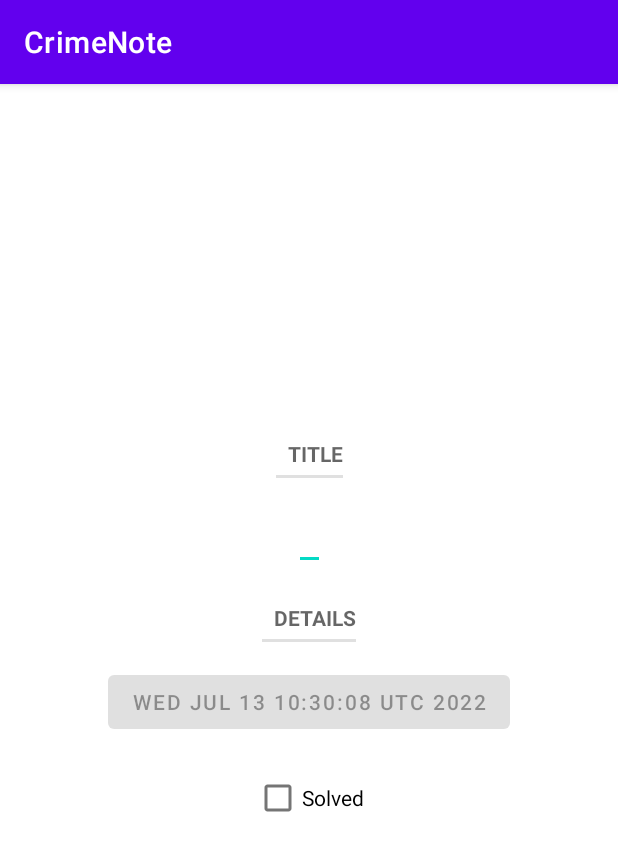
After one commit to OlegKostinDS/CrimeNote, an Android app: the fragment CrimeFragment shown on its own in the app's theme, on a phone screen of 412 x 824 dp. The commit adds this screen. Shown: the top 851 px of the screen. Run offline under Robolectric (Android 15) with nearby library versions, the phone set to English and light mode, and no system bars.

Commit message:
first commit

```diff
--- a/app/build.gradle
+++ b/app/build.gradle
@@ -33,7 +33,7 @@ android {
 
 dependencies {
 
-    implementation 'androidx.core:core-ktx:1.7.0'
+    implementation 'androidx.core:core-ktx:1.8.0'
     implementation 'androidx.appcompat:appcompat:1.4.2'
     implementation 'com.google.android.material:material:1.6.1'
     implementation 'androidx.constraintlayout:constraintlayout:2.1.4'
--- /dev/null
+++ b/app/src/main/java/ru/dsvusial/crimenote/Crime.kt
@@ -0,0 +1,10 @@
+package ru.dsvusial.crimenote
+
+import java.util.*
+//Model component
+data class Crime(
+    val id: UUID = UUID.randomUUID(),
+    var title : String,
+    var date : Date = Date( ),
+    var isSolved : Boolean
+)
--- /dev/null
+++ b/app/src/main/java/ru/dsvusial/crimenote/CrimeFragment.kt
@@ -0,0 +1,68 @@
+package ru.dsvusial.crimenote
+
+import android.os.Bundle
+import android.text.Editable
+import android.text.TextWatcher
+import android.view.LayoutInflater
+import android.view.View
+import android.view.ViewGroup
+import android.widget.Button
+import android.widget.CheckBox
+import android.widget.EditText
+import androidx.fragment.app.Fragment
+
+// controller component
+
+
+class CrimeFragment : Fragment() {
+    private lateinit var crime: Crime
+    private lateinit var titleField: EditText
+   private lateinit var dateButton: Button
+   private lateinit var solvedCheckBox: CheckBox
+
+    override fun onCreate(savedInstanceState: Bundle?) {
+        super.onCreate(savedInstanceState)
+        crime = Crime(title = "tets", isSolved = true)
+    }
+
+    override fun onCreateView(
+        inflater: LayoutInflater,
+        container: ViewGroup?,
+        savedInstanceState: Bundle?
+    ): View? {
+        val view = inflater.inflate(R.layout.crime_fragment, container, false)
+        titleField = view.findViewById(R.id.crime_title)
+        dateButton = view.findViewById(R.id.crime_date)
+        solvedCheckBox = view.findViewById(R.id.crime_solved)
+        dateButton.apply {
+            text = crime.date.toString()
+            isEnabled = false
+        }
+        return view
+    }
+
+    override fun onStart() {
+        super.onStart()
+        val titleWatcher = object : TextWatcher {
+            override fun beforeTextChanged(p0: CharSequence?, p1: Int, p2: Int, p3: Int) {
+                TODO("Not yet implemented")
+            }
+
+            override fun onTextChanged(p0: CharSequence?, p1: Int, p2: Int, p3: Int) {
+                crime.title = p0.toString()
+            }
+
+            override fun afterTextChanged(p0: Editable?) {
+                TODO("Not yet implemented")
+            }
+
+        }
+        titleField.addTextChangedListener(titleWatcher)
+
+        solvedCheckBox.apply {
+            setOnCheckedChangeListener{_, isChecked ->
+                crime.isSolved = isChecked
+            }
+        }
+    }
+}
--- a/app/src/main/res/layout/activity_main.xml
+++ b/app/src/main/res/layout/activity_main.xml
@@ -1,10 +1,6 @@
 <?xml version="1.0" encoding="utf-8"?>
-<androidx.constraintlayout.widget.ConstraintLayout xmlns:android="http://schemas.android.com/apk/res/android"
-    xmlns:app="http://schemas.android.com/apk/res-auto"
-    xmlns:tools="http://schemas.android.com/tools"
+<FrameLayout
+    xmlns:android="http://schemas.android.com/apk/res/android"
+    android:id="@+id/fragment_container"
     android:layout_width="match_parent"
-    android:layout_height="match_parent"
-    tools:context=".MainActivity">
-
-
-</androidx.constraintlayout.widget.ConstraintLayout>
+    android:layout_height="match_parent" />
--- /dev/null
+++ b/app/src/main/res/layout/crime_fragment.xml
@@ -0,0 +1,69 @@
+<?xml version="1.0" encoding="utf-8"?>
+<androidx.constraintlayout.widget.ConstraintLayout xmlns:android="http://schemas.android.com/apk/res/android"
+    xmlns:app="http://schemas.android.com/apk/res-auto"
+    xmlns:tools="http://schemas.android.com/tools"
+    android:layout_width="match_parent"
+    android:layout_height="match_parent">
+
+    <androidx.constraintlayout.widget.Guideline
+        android:id="@+id/first_line"
+        android:layout_width="wrap_content"
+        android:layout_height="wrap_content"
+        android:orientation="horizontal"
+        app:layout_constraintGuide_percent="0.3" />
+
+    <CheckBox
+        android:id="@+id/crime_solved"
+        android:layout_width="wrap_content"
+        android:layout_height="wrap_content"
+        android:layout_marginTop="16dp"
+        android:text="@string/crime_solved_label"
+        app:layout_constraintEnd_toEndOf="parent"
+        app:layout_constraintStart_toStartOf="parent"
+        app:layout_constraintTop_toBottomOf="@+id/crime_date" />
+
+    <Button
+        android:id="@+id/crime_date"
+        android:layout_width="wrap_content"
+        android:layout_height="wrap_content"
+        android:layout_marginTop="16dp"
+        app:layout_constraintEnd_toEndOf="parent"
+        app:layout_constraintStart_toStartOf="parent"
+        app:layout_constraintTop_toBottomOf="@+id/textView2"
+        tools:text="Wed Nov 14 11:56 EST 2018" />
+
+    <TextView
+        android:id="@+id/textView2"
+        style="?android:listSeparatorTextViewStyle"
+        android:layout_width="wrap_content"
+        android:layout_height="wrap_content"
+        android:layout_marginTop="16dp"
+        android:text="@string/crime_details_label"
+        app:layout_constraintEnd_toEndOf="parent"
+        app:layout_constraintStart_toStartOf="parent"
+        app:layout_constraintTop_toBottomOf="@+id/crime_title" />
+
+    <EditText
+        android:id="@+id/crime_title"
+        android:layout_width="wrap_content"
+        android:layout_height="wrap_content"
+        android:layout_marginTop="16dp"
+
+        android:inputType="textPersonName"
+
+        app:layout_constraintEnd_toEndOf="parent"
+        app:layout_constraintStart_toStartOf="parent"
+        app:layout_constraintTop_toBottomOf="@+id/crime_label" />
+
+    <TextView
+
+        android:id="@+id/crime_label"
+        style="?android:listSeparatorTextViewStyle"
+        android:layout_width="wrap_content"
+        android:layout_height="wrap_content"
+        android:text="@string/crime_title_label"
+        app:layout_constraintBottom_toTopOf="@+id/crime_title"
+        app:layout_constraintEnd_toEndOf="parent"
+        app:layout_constraintStart_toStartOf="parent"
+        app:layout_constraintTop_toTopOf="@id/first_line" />
+</androidx.constraintlayout.widget.ConstraintLayout>
--- a/app/src/main/res/values/strings.xml
+++ b/app/src/main/res/values/strings.xml
@@ -1,3 +1,7 @@
 <resources>
     <string name="app_name">CrimeNote</string>
+    <string name="crime_title_hint">Enter a title for the crime.</string>
+    <string name="crime_title_label">Title</string>
+    <string name="crime_details_label">Details</string>
+    <string name="crime_solved_label">Solved</string>
 </resources>
```
